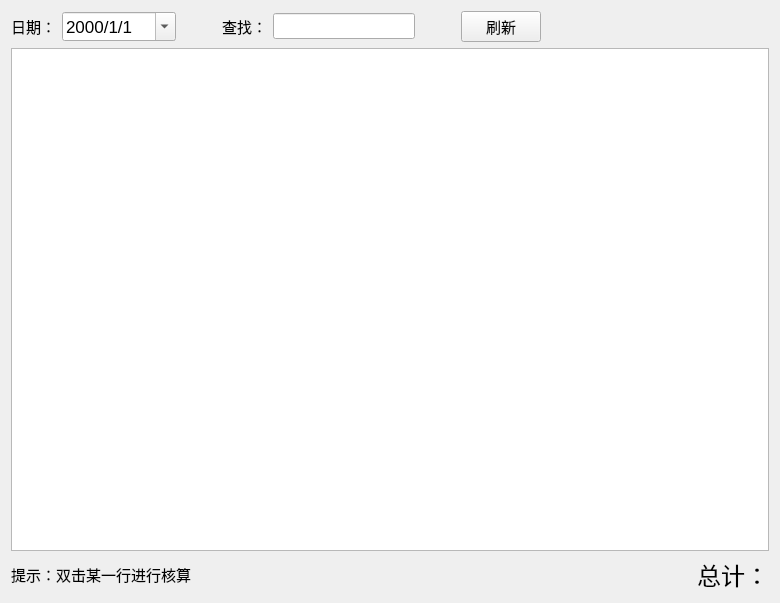
Before: the Qt Designer form PayCount_QT/CTabWorkDayDlg.ui in 605791556/PayAccount-QT, drawn with Qt 5.
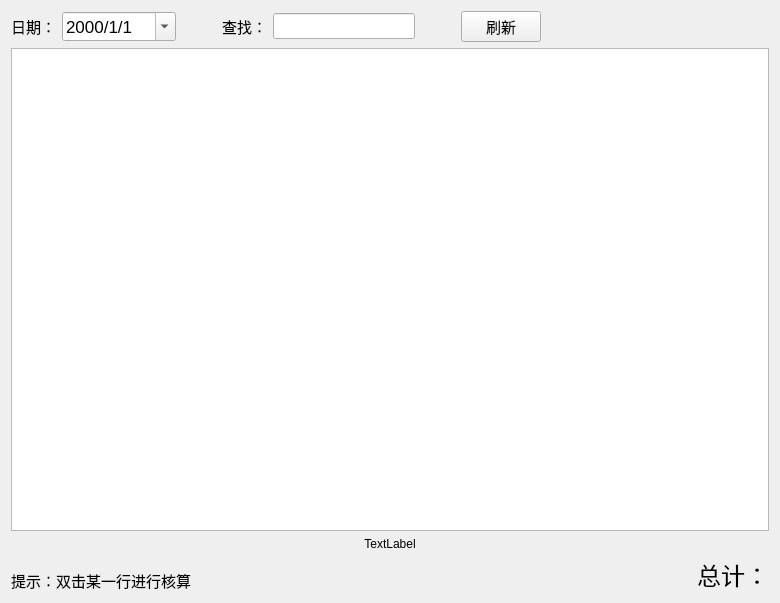
After: the same form once the commit is applied.

The edit to the form file:
```diff
--- a/PayCount_QT/CTabWorkDayDlg.ui
+++ b/PayCount_QT/CTabWorkDayDlg.ui
@@ -161,6 +161,16 @@
        </property>
       </widget>
      </item>
+     <item>
+      <widget class="QLabel" name="label_load">
+       <property name="text">
+        <string>TextLabel</string>
+       </property>
+       <property name="alignment">
+        <set>Qt::AlignCenter</set>
+       </property>
+      </widget>
+     </item>
     </layout>
    </item>
    <item>
@@ -175,6 +185,9 @@
        <property name="text">
         <string>提示：双击某一行进行核算</string>
        </property>
+       <property name="alignment">
+        <set>Qt::AlignBottom|Qt::AlignLeading|Qt::AlignLeft</set>
+       </property>
       </widget>
      </item>
      <item>
```
Left out of the diff: 2 changed lines with no effect on the pictures.
